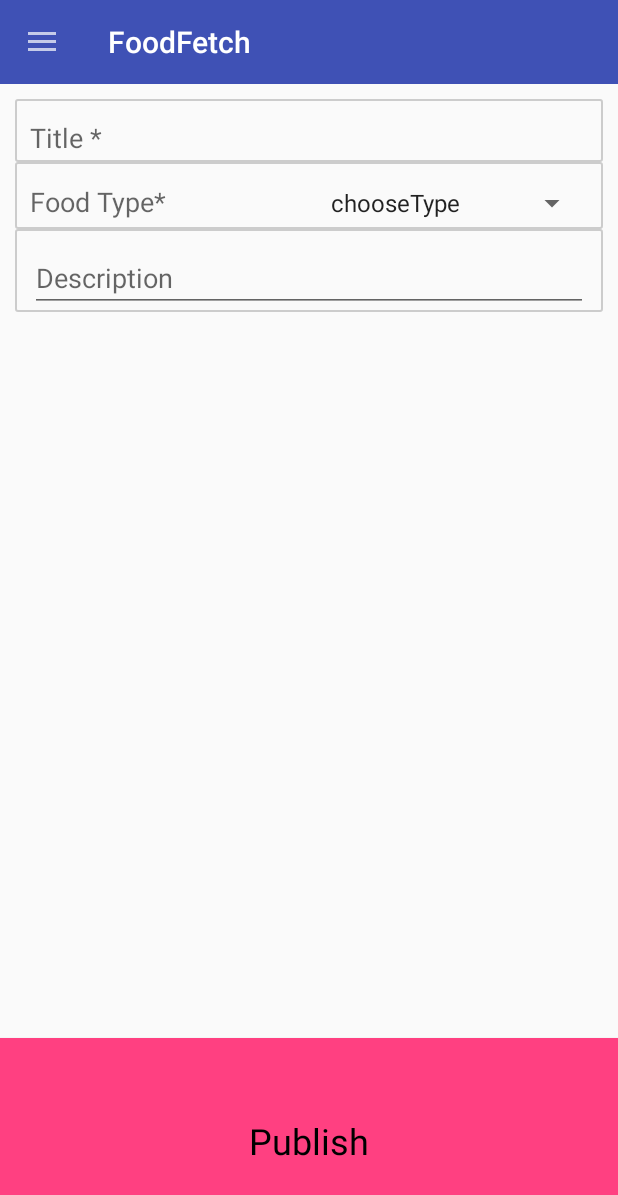
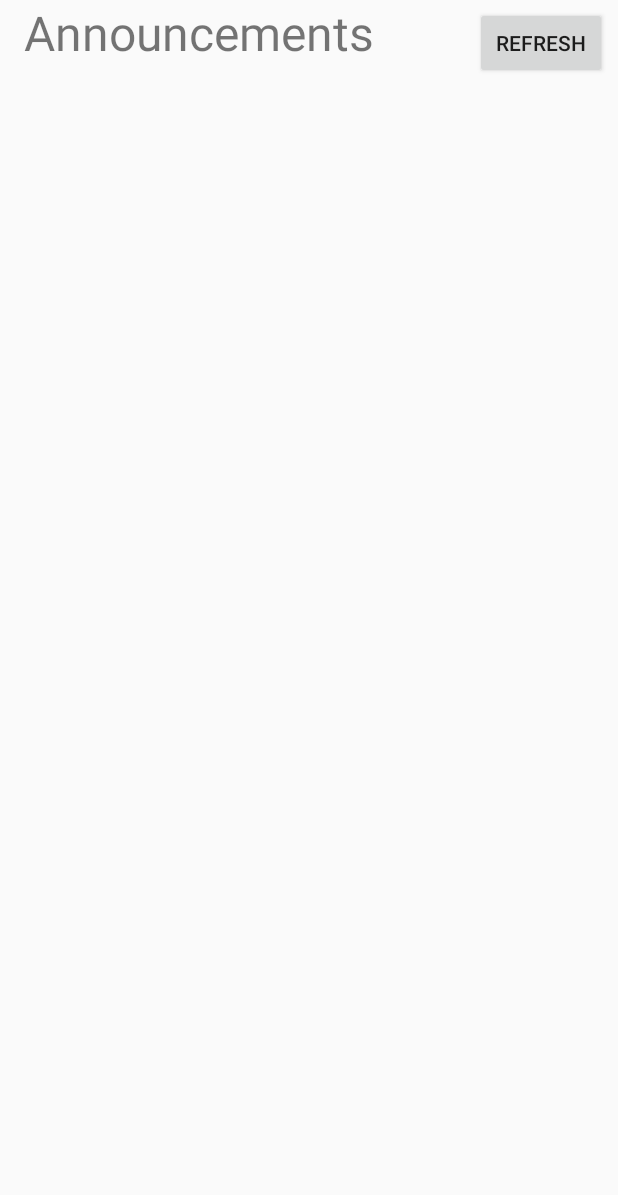
Before and after one commit to YuntaoLi/DBL_AppDev, an Android app: the PostActivity screen opened directly, with no data from a screen before it, in the side drawer, after a tap on "Announcements", on a phone screen of 412 x 824 dp. Shown: the top 1195 px of the screen. Run offline under Robolectric (Android 15) with nearby library versions, the phone set to English and light mode, and no system bars; our stand-ins replace Firebase (no records; nobody signed in at launch, a user with empty details on screens opened directly); 1 statement that could not run was skipped.

Commit message:
I have added the overview for Announcements for Donors, they can now view annoucmenets created by foodbanks.
- added a constructor for Announcement Class
- added some layout files for annoucments
- added alert icon for announcment

```diff
--- a/FoodFetch/app/src/main/AndroidManifest.xml
+++ b/FoodFetch/app/src/main/AndroidManifest.xml
@@ -47,6 +47,9 @@
         <activity
             android:name=".AnnouncementActivity"
             android:theme="@style/AppTheme.NoActionBar" />
+        <activity android:name=".AnnouncementOverviewActivity"
+                  android:label="@string/app_name"/>
+
         <activity android:name=".PostOverviewActivity"
                   android:label="@string/app_name">
         </activity>
--- /dev/null
+++ b/FoodFetch/app/src/main/java/group14/foodfetch/AnnouncementOverviewActivity.java
@@ -0,0 +1,260 @@
+package group14.foodfetch;
+
+/*
+ * Created by tomas on 15-3-2017.
+ * This Activity shows the foodbank all the available announcements
+ * and allows them to use search between all the announcements
+ * by typing a keyword in the search bar
+ */
+
+import android.app.ListActivity;
+import android.content.Context;
+import android.content.Intent;
+import android.os.Bundle;
+import android.os.Handler;
+import android.text.Editable;
+import android.text.TextWatcher;
+import android.util.Log;
+import android.view.LayoutInflater;
+import android.view.Menu;
+import android.view.MenuInflater;
+import android.view.View;
+import android.view.ViewGroup;
+import android.widget.ArrayAdapter;
+import android.widget.Button;
+import android.widget.EditText;
+import android.widget.ImageView;
+import android.widget.ListView;
+import android.widget.TextView;
+import android.widget.Toast;
+
+import com.google.firebase.auth.FirebaseAuth;
+import com.google.firebase.auth.FirebaseUser;
+import com.google.firebase.database.ChildEventListener;
+import com.google.firebase.database.DataSnapshot;
+import com.google.firebase.database.DatabaseError;
+import com.google.firebase.database.DatabaseReference;
+import com.google.firebase.database.FirebaseDatabase;
+import com.google.firebase.database.ValueEventListener;
+
+import java.util.ArrayList;
+import java.util.Arrays;
+import java.util.HashMap;
+import java.util.Iterator;
+import java.util.List;
+import java.util.Map;
+
+public class AnnouncementOverviewActivity extends ListActivity implements View.OnClickListener {
+
+    //list stuff
+    private ListView mListView;
+    private ArrayList<Announcement> retrievedPosts;
+    private ArrayList<Donor> retrievedDonors;
+    private ArrayList<String> postItems;
+    private ArrayAdapter<String> adapter;
+    ValueEventListener databaseListener;
+    private final Handler handler = new Handler(); //to fix thé bug maybe
+    private String userAndPostID;
+
+    //search
+    private EditText searchTextHolder;
+    private ArrayList<String> tempSearchArray;
+
+    //logout
+    private Button buttonLogout;/*need to be removed*/
+
+    //firebase db essentials
+    private FirebaseAuth firebaseAuth;
+    private FirebaseUser currentUser;
+    private DatabaseReference mRootRef = FirebaseDatabase.getInstance().getReference();
+    private DatabaseReference mConditionRef;
+
+    //==============================================================================================
+
+    @Override
+    protected void onCreate(Bundle savedInstanceState) {
+
+        super.onCreate(savedInstanceState);
+        setContentView(R.layout.activity_announcement_overview);
+
+        firebaseAuthentication(); // make sure user is logged in, else redirect to login
+        componentSetup();
+        fillList();
+        //checkConnection();
+        Log.v("VALUE", Arrays.toString(retrievedPosts.toArray()));
+        possibleBugFixer(2000);
+    }
+
+    //==============================================================================================
+    //helpers
+
+    public void firebaseAuthentication(){
+
+        //firebaseAuth property*
+        firebaseAuth = FirebaseAuth.getInstance();
+
+        //get the user
+        currentUser = firebaseAuth.getCurrentUser();
+
+        if (firebaseAuth.getCurrentUser() == null) {
+            finish();
+            startActivity(new Intent(this, LoginActivity.class));
+        }
+    }
+/*
+    public void checkConnection() {
+        String s = FirebaseDatabase.getInstance().getReference(".info/connected").toString();
+        Log.v("value", "this is the ref"+s);
+    }
+*/
+    public void componentSetup(){
+
+        //Arrays
+        retrievedPosts = new ArrayList<Announcement>();
+        postItems = new ArrayList<String>();
+
+        //List
+        mListView = (ListView) findViewById(android.R.id.list);
+        adapter = new MyListAdapter(this, R.layout.list_item_announcement, postItems);
+        mListView.setAdapter(adapter);
+
+        //button //is now refresh
+        buttonLogout = (Button) findViewById(R.id.buttonLogout);
+        buttonLogout.setOnClickListener(this);
+
+        //Database reference
+        mConditionRef = mRootRef; //refer to current users posts
+
+        mConditionRef.addChildEventListener(new ChildEventListener() {
+            @Override
+            public void onChildAdded(DataSnapshot dataSnapshot, String s) {
+
+
+                /* this is different from MyPosts*/
+                retrievePosts(dataSnapshot);
+
+                Log.v("Value", "this is the postItems: " + postItems);
+
+                Log.v("VALUE", "Rertrieved posts after Listener: "+Arrays.toString(retrievedPosts.toArray()));
+            }
+
+            @Override
+            public void onChildChanged(DataSnapshot dataSnapshot, String s) {
+
+                //retrievePosts(dataSnapshot);  //this should be actually used
+
+            }
+
+            @Override
+            public void onChildRemoved(DataSnapshot dataSnapshot) {
+                //Post removedPost = dataSnapshot.getValue(Post.class);
+                //retrievedPosts.remove(removedPost);
+                //retrievePosts(dataSnapshot);
+            }
+
+            @Override
+            public void onChildMoved(DataSnapshot dataSnapshot, String s) {
+                //retrievePosts(dataSnapshot);
+            }
+
+            @Override
+            public void onCancelled(DatabaseError databaseError) {
+
+            }
+        });
+    }
+
+    public void fillList() {
+        postItems.clear();
+
+        for (Announcement announcement : retrievedPosts) {
+            String postInfo = announcement.getTitle() + "\n" + announcement.getFoodType() + "\n" + announcement.getPublishDate();
+            postItems.add(postInfo);
+        }
+        adapter.notifyDataSetChanged();
+        Log.v("VALUE", "fillList: "+Arrays.toString(retrievedPosts.toArray()));
+    }
+
+    public void retrievePosts(DataSnapshot dataSnapshot){
+        Map<String, Object> map = (Map<String, Object>) dataSnapshot.getValue();
+
+        if (map.get("doner").toString().equals("false")) {
+            Log.v("VALUE", "this is a foodbank");
+            if (map.get("publish") != null) {
+                Log.v("Value", "this is the publish: " + map.get("publish").toString());
+                ArrayList<HashMap<String, String>> tempArray = (ArrayList<HashMap<String, String>>)map.get(("publish"));
+                for (HashMap<String, String> announcement : tempArray) {
+                    Log.v("Value", "this is the acceptence: " + announcement.get("acceptence"));
+
+                    Log.v("Value", "this is the title: " + announcement.get("title"));
+                    Announcement tempPost = new Announcement(announcement.get("title"), announcement.get("foodType"), announcement.get("publishDate"));
+                    retrievedPosts.add(tempPost);
+
+                }
+            }
+        }
+        fillList();
+    }
+
+    public void possibleBugFixer(int time){ //change searchText in a delayed fashion to sync with Database?
+        handler.postDelayed(new Runnable() {
+            @Override
+            public void run() {
+                fillList();
+            }
+        }, time);
+
+    }
+
+
+    //==============================================================================================
+    //button clicking
+
+    @Override
+    public void onClick(View v) {
+        switch (v.getId()){
+            case R.id.buttonLogout: //is now refresh
+                fillList();
+                break;
+        }
+
+    }
+
+    //==============================================================================================
+    //Search
+
+    //==============================================================================================
+    //structure of the list
+
+    private class MyListAdapter extends ArrayAdapter<String> { //custom adapter (uses list_item.xml)
+        private int layout;
+        public MyListAdapter(Context context, int resource, List<String> objects) {
+            super(context, resource, objects);
+            layout = resource;
+        }
+
+        @Override
+        public View getView(final int position, View convertView, ViewGroup parent) {
+            ViewHolder mainViewholder = null;
+            if (convertView == null){
+                LayoutInflater inflater = LayoutInflater.from(getContext());
+                convertView = inflater.inflate(layout, parent, false);
+                ViewHolder viewHolder = new ViewHolder();
+                viewHolder.thumbnail = (ImageView) convertView.findViewById(R.id.list_item_thumbnail);
+                viewHolder.title = (TextView) convertView.findViewById(R.id.list_item_text);
+                convertView.setTag(viewHolder);
+                }
+            else {
+                mainViewholder = (ViewHolder) convertView.getTag();
+                mainViewholder.title.setText(getItem(position));
+
+            }
+                return convertView;
+        }
+    }
+
+    public class ViewHolder {
+        ImageView thumbnail;
+        TextView title;
+    }
+}
--- a/FoodFetch/app/src/main/java/group14/foodfetch/PostActivity.java
+++ b/FoodFetch/app/src/main/java/group14/foodfetch/PostActivity.java
@@ -328,7 +328,7 @@
                 startActivity(new Intent(this, MyPostsActivity.class));
                 break;
             case R.id.navbuttonAnnouncement:
-                startActivity(new Intent(this, AnnouncementActivity.class));//Replace to the ann. overview
+                startActivity(new Intent(this, AnnouncementOverviewActivity.class));//Replace to the ann. overview
                 break;
             case R.id.navbuttonLogout:
                 firebaseAuth.signOut();
--- /dev/null
+++ b/FoodFetch/app/src/main/res/layout/activity_announcement_overview.xml
@@ -0,0 +1,46 @@
+<?xml version="1.0" encoding="utf-8"?>
+<android.support.constraint.ConstraintLayout xmlns:android="http://schemas.android.com/apk/res/android"
+    xmlns:app="http://schemas.android.com/apk/res-auto"
+    xmlns:tools="http://schemas.android.com/tools"
+    android:layout_width="match_parent"
+    android:layout_height="match_parent"
+    tools:context="group14.foodfetch.PostOverviewActivity">
+
+    <TextView
+        android:id="@+id/list_item_text"
+        android:layout_width="0dp"
+        android:layout_height="wrap_content"
+        android:layout_marginLeft="16dp"
+        android:layout_marginStart="16dp"
+        android:layout_weight="1"
+        android:text="Announcements"
+        android:textSize="32sp"
+        app:layout_constraintLeft_toLeftOf="parent"
+        tools:layout_editor_absoluteY="8dp" />
+
+    <Button
+        android:id="@+id/buttonLogout"
+        android:layout_width="wrap_content"
+        android:layout_height="0dp"
+        android:layout_marginEnd="7dp"
+        android:layout_marginRight="7dp"
+        android:text="Refresh"
+        app:layout_constraintBaseline_toBaselineOf="@+id/list_item_text"
+        app:layout_constraintRight_toRightOf="parent" />
+
+    <ListView
+        android:id="@android:id/list"
+        android:layout_width="0dp"
+        android:layout_height="wrap_content"
+        android:layout_marginEnd="16dp"
+        android:layout_marginLeft="16dp"
+        android:layout_marginRight="16dp"
+        android:layout_marginStart="16dp"
+        android:background="@drawable/border"
+        app:layout_constraintHorizontal_bias="0.0"
+        app:layout_constraintLeft_toLeftOf="parent"
+        app:layout_constraintRight_toRightOf="parent"
+        android:layout_marginTop="8dp"
+        app:layout_constraintTop_toBottomOf="@+id/buttonLogout" />
+
+</android.support.constraint.ConstraintLayout>
```
Also changed, not shown: FoodFetch/app/src/main/java/group14/foodfetch/Announcement.java (+9 -0 lines), FoodFetch/app/src/main/res/layout/list_item_announcement.xml (added, +39 -0 lines), FoodFetch/app/src/main/res/drawable/alert.png (added).
